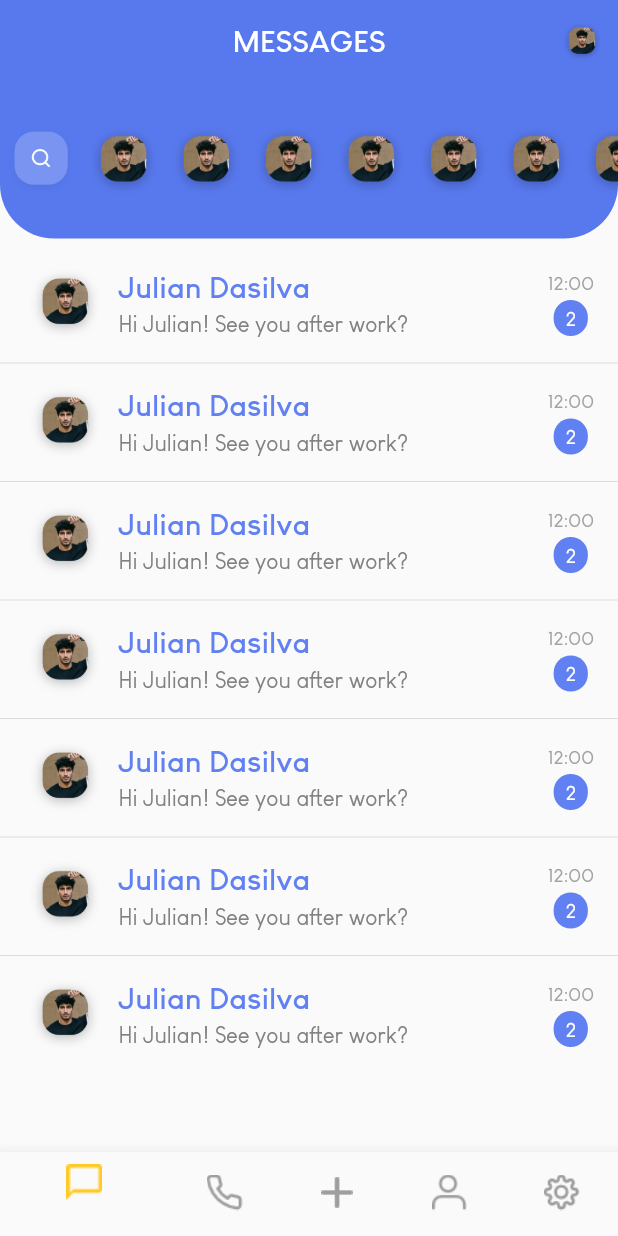
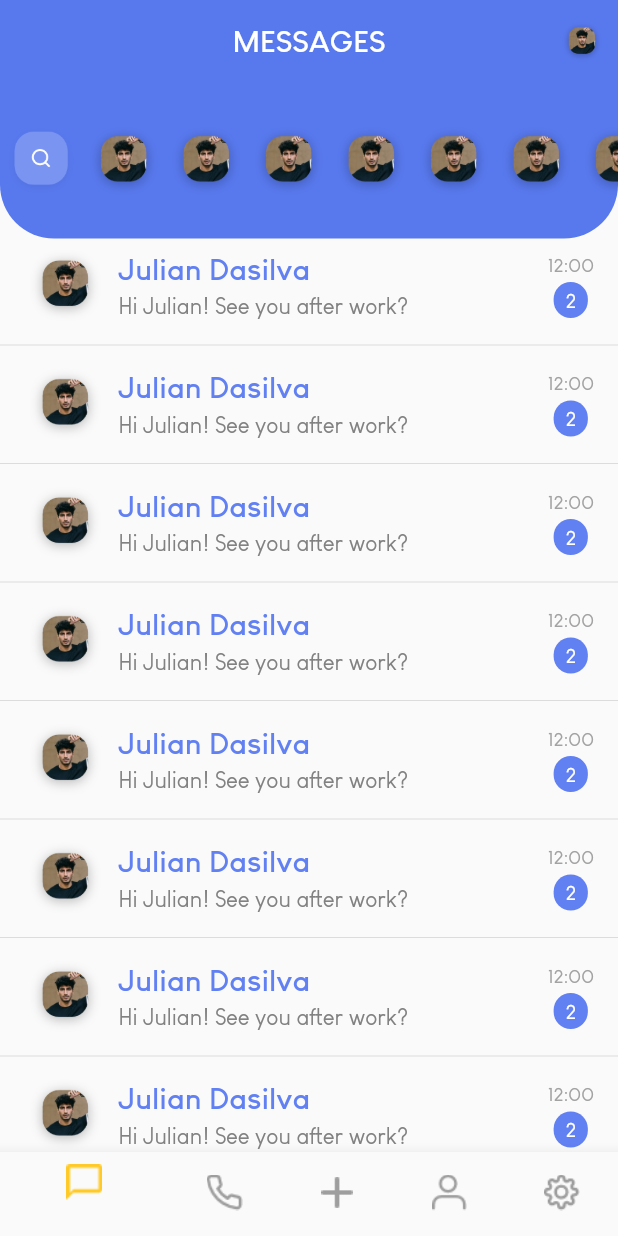
Before and after one commit to tanzil114/chat_screens, a Flutter app: the screen it shows after launch, on a phone screen of 412 x 824 dp. Run offline on Flutter 3.47's test engine with Material 2 defaults, Android fonts, the phone set to English and light mode, and no system bars.

Commit message:
Replaced Scroll View with ListView builder

```diff
--- a/lib/screens/chats_screen.dart
+++ b/lib/screens/chats_screen.dart
@@ -127,29 +127,12 @@ class _ChatsScreenState extends State<ChatsScreen> {
               ),
             ),
             Expanded(
-              child: SingleChildScrollView(
-                child: Padding(
-                  padding: const EdgeInsets.symmetric(vertical: 12.0),
-                  child: Column(
-                    children: [
-                      ChatContainer(),
-                      Divider(),
-                      ChatContainer(),
-                      Divider(),
-                      ChatContainer(),
-                      Divider(),
-                      ChatContainer(),
-                      Divider(),
-                      ChatContainer(),
-                      Divider(),
-                      ChatContainer(),
-                      Divider(),
-                      ChatContainer(),
-                    ],
-                  ),
-                ),
-              ),
-            ),
+                child: ListView.separated(
+                    itemBuilder: (context, index) {
+                      return ChatContainer();
+                    },
+                    separatorBuilder: (context, index) => Divider(),
+                    itemCount: 20)),
           ],
         ),
       ),
```
